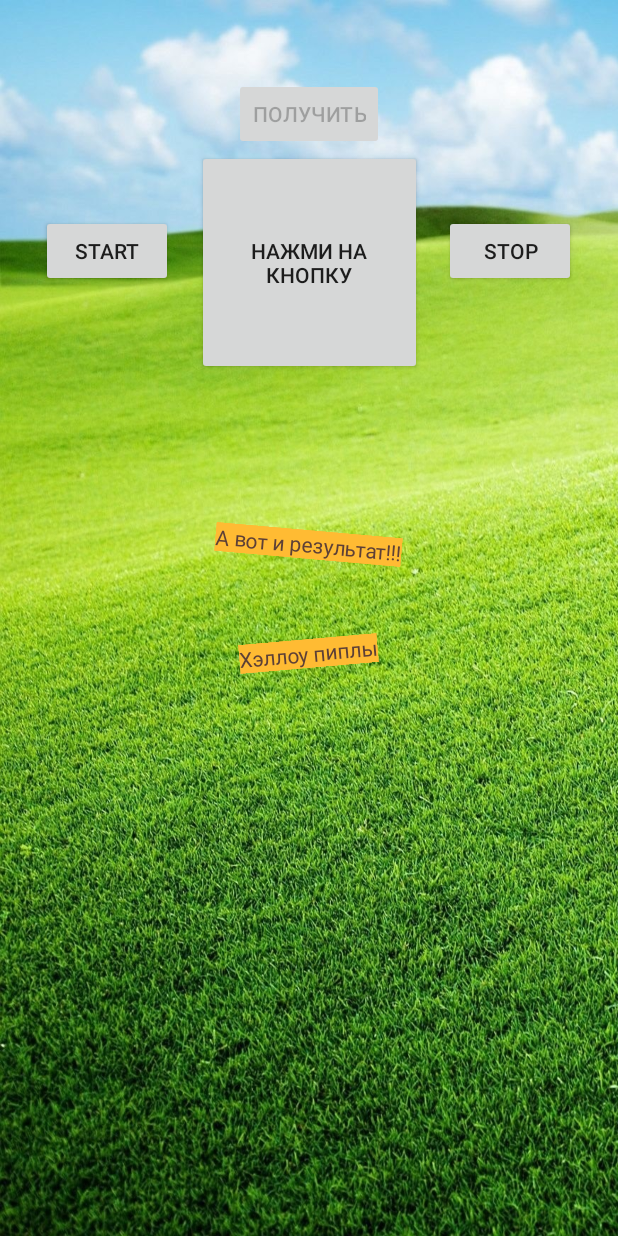
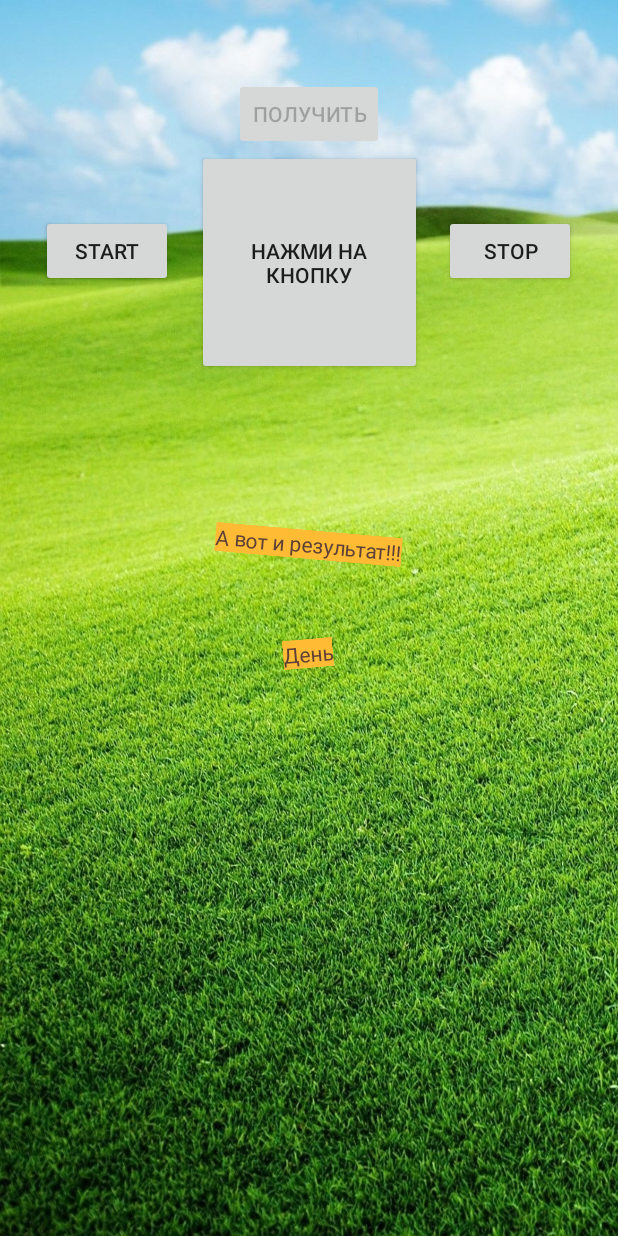
Before and after one commit to Naerrean/HW2, an Android app: the layout activity_main.xml on its own in the app's theme, with its tools: preview values and no code run, on a phone screen of 412 x 824 dp. Run offline under Robolectric (Android 15) with nearby library versions, the phone set to English and light mode, and no system bars.

Commit message:
All working.

```diff
--- a/app/src/main/res/values/strings.xml
+++ b/app/src/main/res/values/strings.xml
@@ -1,9 +1,9 @@
 <resources>
     <string name="app_name">Моя версия привет мир</string>
     <string name="b1">Нажми на кнопку</string>
-    <string name="t2">Добрый день</string>
-    <string name="t1">Хэллоу пиплы</string>
     <string name="b2">А вот и результат!!!</string>
+    <string name="t1">День</string>
+    <string name="t2">Ночь</string>
     <string name="channel_name">HW_CHANNEL</string>
     <string name="channel_description">I just trying so much</string>
     <string name="startName">start</string>
```
